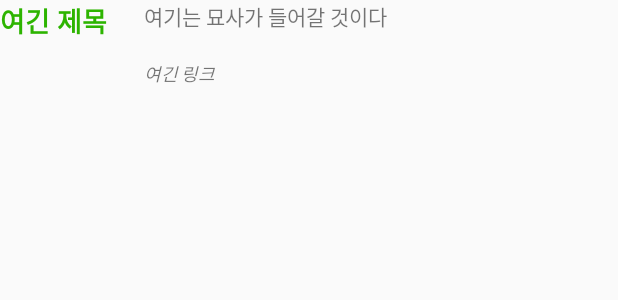
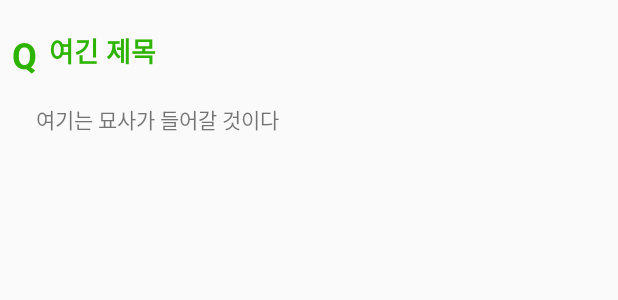
Before and after one commit to EuneeChung/NaverKIn_Kotlin, an Android app: the layout rv_question_list.xml on its own in the app's theme, with its tools: preview values and no code run, on a phone screen of 412 x 824 dp. Shown: the top 300 px of the screen. Run offline under Robolectric (Android 15) with nearby library versions, the phone set to English and light mode, and no system bars.

Commit message:
view 수정

```diff
--- a/app/src/main/java/com/example/naverkin/ui/questionList/QuestionListHolder.kt
+++ b/app/src/main/java/com/example/naverkin/ui/questionList/QuestionListHolder.kt
@@ -1,8 +1,10 @@
 package com.example.naverkin.ui.questionList
 
+import android.annotation.SuppressLint
 import android.content.Context
 import android.content.Intent
 import android.os.Bundle
+import android.text.Html
 import android.util.Log
 import android.view.View
 import android.widget.TextView
@@ -17,19 +19,18 @@ class QuestionListHolder(private  val view: View,private val context: Context):R
 
 
     val txtTitle: TextView=view.findViewById(R.id.txt_question_title)
-    val btnLink:TextView=view.findViewById(R.id.btn_question_link)
+
     val txtDesc:TextView=view.findViewById(R.id.txt_question_des)
 
+
     fun bind(data: RvQuestionListResponseItems){
-        txtTitle.text=data.title
-        txtDesc.text=data.description
-        btnLink.text=data.link
-        btnLink.setOnClickListener {
+        txtTitle.text=Html.fromHtml(data.title)
+        txtDesc.text=Html.fromHtml(data.description).slice(0..38)
+        txtTitle.setOnClickListener {
             val intent=Intent(context, WebActivity::class.java)
             intent.putExtra("link",data.link)
             startActivity(context,intent, Bundle())
             Log.e("link",data.link)
         }
     }
-
 }
--- a/app/src/main/res/layout/activity_question.xml
+++ b/app/src/main/res/layout/activity_question.xml
@@ -17,7 +17,7 @@
         android:layout_marginRight="92dp"
         android:ems="10"
         android:inputType="textUri|textLongMessage"
-        android:text="무엇을 질문 하시겠습니까?"
+        android:hint="무엇을 질문 하시겠습니까?"
         app:layout_constraintEnd_toEndOf="parent"
         app:layout_constraintStart_toStartOf="parent"
         app:layout_constraintTop_toTopOf="parent" />
--- a/app/src/main/res/layout/rv_question_list.xml
+++ b/app/src/main/res/layout/rv_question_list.xml
@@ -7,39 +7,47 @@
 
     <TextView
         android:id="@+id/txt_question_title"
-        android:layout_width="80dp"
-        android:layout_height="80dp"
+        android:layout_width="0dp"
+        android:layout_height="43dp"
+        android:layout_marginStart="8dp"
+        android:layout_marginLeft="8dp"
         android:layout_marginTop="20dp"
-        android:layout_marginBottom="10dp"
+        android:layout_marginEnd="8dp"
+        android:layout_marginRight="8dp"
         android:text="여긴 제목"
         android:textColor="#2db400"
         android:textSize="18sp"
         android:textStyle="bold"
-        app:layout_constraintBottom_toBottomOf="@+id/btn_question_link"
-        app:layout_constraintStart_toStartOf="parent"
+        app:layout_constraintEnd_toEndOf="parent"
+        app:layout_constraintStart_toEndOf="@+id/textView"
         app:layout_constraintTop_toTopOf="parent" />
 
     <TextView
         android:id="@+id/txt_question_des"
         android:layout_width="0dp"
         android:layout_height="40dp"
-        android:layout_marginStart="16dp"
-        android:layout_marginLeft="16dp"
+        android:layout_marginStart="24dp"
+        android:layout_marginLeft="24dp"
+        android:layout_marginTop="5dp"
+        android:layout_marginEnd="56dp"
+        android:layout_marginRight="56dp"
         android:text="여기는 묘사가 들어갈 것이다"
         app:layout_constraintEnd_toEndOf="parent"
-        app:layout_constraintStart_toEndOf="@+id/txt_question_title"
+        app:layout_constraintStart_toStartOf="parent"
+        app:layout_constraintTop_toBottomOf="@+id/txt_question_title" />
+
+    <TextView
+        android:id="@+id/textView"
+        android:layout_width="wrap_content"
+        android:layout_height="wrap_content"
+        android:layout_marginStart="8dp"
+        android:layout_marginLeft="8dp"
+        android:layout_marginTop="20dp"
+        android:text="Q"
+        android:textColor="#2db400"
+        android:textSize="24sp"
+        android:textStyle="bold"
+        app:layout_constraintStart_toStartOf="parent"
         app:layout_constraintTop_toTopOf="parent" />
 
-    <TextView
-        android:id="@+id/btn_question_link"
-        android:layout_width="0dp"
-        android:layout_height="30dp"
-        android:layout_marginStart="16dp"
-        android:layout_marginLeft="16dp"
-        android:text="여긴 링크"
-        android:textSize="12sp"
-        android:textStyle="italic"
-        app:layout_constraintEnd_toEndOf="parent"
-        app:layout_constraintStart_toEndOf="@+id/txt_question_title"
-        app:layout_constraintTop_toBottomOf="@+id/txt_question_des" />
 </androidx.constraintlayout.widget.ConstraintLayout>
```
